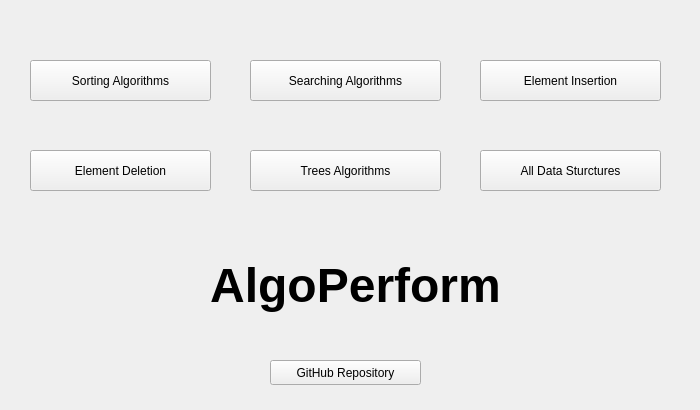
gaganyadav80/AlgoPerform, file mainwindow.ui: the form before one commit.
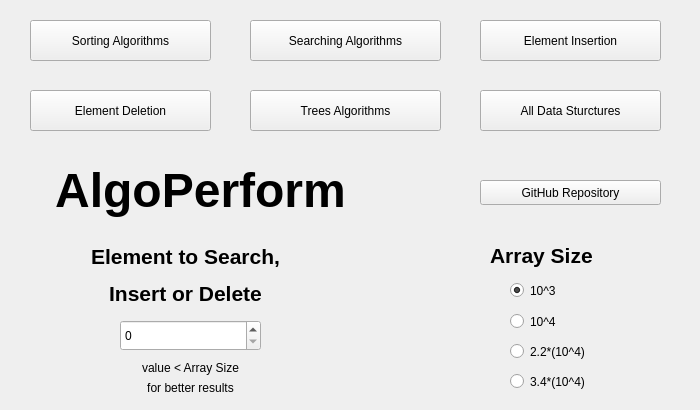
The form after the commit.

```diff
--- a/mainwindow.ui
+++ b/mainwindow.ui
@@ -18,7 +18,7 @@
     <property name="geometry">
      <rect>
       <x>30</x>
-      <y>60</y>
+      <y>20</y>
       <width>181</width>
       <height>41</height>
      </rect>
@@ -31,7 +31,7 @@
     <property name="geometry">
      <rect>
       <x>250</x>
-      <y>60</y>
+      <y>20</y>
       <width>191</width>
       <height>41</height>
      </rect>
@@ -44,7 +44,7 @@
     <property name="geometry">
      <rect>
       <x>480</x>
-      <y>60</y>
+      <y>20</y>
       <width>181</width>
       <height>41</height>
      </rect>
@@ -57,7 +57,7 @@
     <property name="geometry">
      <rect>
       <x>30</x>
-      <y>150</y>
+      <y>90</y>
       <width>181</width>
       <height>41</height>
      </rect>
@@ -70,7 +70,7 @@
     <property name="geometry">
      <rect>
       <x>250</x>
-      <y>150</y>
+      <y>90</y>
       <width>191</width>
       <height>41</height>
      </rect>
@@ -83,7 +83,7 @@
     <property name="geometry">
      <rect>
       <x>480</x>
-      <y>150</y>
+      <y>90</y>
       <width>181</width>
       <height>41</height>
      </rect>
@@ -95,10 +95,10 @@
    <widget class="QLabel" name="Branding">
     <property name="geometry">
      <rect>
-      <x>150</x>
-      <y>220</y>
-      <width>411</width>
-      <height>131</height>
+      <x>30</x>
+      <y>160</y>
+      <width>341</width>
+      <height>61</height>
      </rect>
     </property>
     <property name="autoFillBackground">
@@ -111,9 +111,9 @@
    <widget class="QPushButton" name="githubButton">
     <property name="geometry">
      <rect>
-      <x>270</x>
-      <y>360</y>
-      <width>151</width>
+      <x>480</x>
+      <y>180</y>
+      <width>181</width>
       <height>25</height>
      </rect>
     </property>
@@ -121,6 +121,126 @@
      <string>GitHub Repository</string>
     </property>
    </widget>
+   <widget class="QRadioButton" name="radio22_10_4">
+    <property name="geometry">
+     <rect>
+      <x>510</x>
+      <y>340</y>
+      <width>111</width>
+      <height>23</height>
+     </rect>
+    </property>
+    <property name="text">
+     <string>2.2*(10^4)</string>
+    </property>
+   </widget>
+   <widget class="QLabel" name="sizeLabel">
+    <property name="geometry">
+     <rect>
+      <x>490</x>
+      <y>240</y>
+      <width>151</width>
+      <height>31</height>
+     </rect>
+    </property>
+    <property name="text">
+     <string>&lt;html&gt;&lt;head/&gt;&lt;body&gt;&lt;p&gt;&lt;span style=&quot; font-size:16pt; font-weight:600;&quot;&gt;Array Size&lt;/span&gt;&lt;/p&gt;&lt;/body&gt;&lt;/html&gt;</string>
+    </property>
+   </widget>
+   <widget class="QRadioButton" name="radio34_10_4">
+    <property name="geometry">
+     <rect>
+      <x>510</x>
+      <y>370</y>
+      <width>111</width>
+      <height>23</height>
+     </rect>
+    </property>
+    <property name="text">
+     <string>3.4*(10^4)</string>
+    </property>
+   </widget>
+   <widget class="QRadioButton" name="radio10_4">
+    <property name="geometry">
+     <rect>
+      <x>510</x>
+      <y>310</y>
+      <width>111</width>
+      <height>23</height>
+     </rect>
+    </property>
+    <property name="text">
+     <string>10^4</string>
+    </property>
+   </widget>
+   <widget class="QRadioButton" name="radio10_3">
+    <property name="geometry">
+     <rect>
+      <x>510</x>
+      <y>280</y>
+      <width>111</width>
+      <height>21</height>
+     </rect>
+    </property>
+    <property name="text">
+     <string>10^3</string>
+    </property>
+    <property name="checked">
+     <bool>true</bool>
+    </property>
+   </widget>
+   <widget class="QLabel" name="sizeLabel_2">
+    <property name="geometry">
+     <rect>
+      <x>30</x>
+      <y>240</y>
+      <width>311</width>
+      <height>71</height>
+     </rect>
+    </property>
+    <property name="text">
+     <string>&lt;html&gt;&lt;head/&gt;&lt;body&gt;&lt;p align=&quot;center&quot;&gt;&lt;span style=&quot; font-size:16pt; font-weight:600;&quot;&gt;Element to Search,&lt;/span&gt;&lt;/p&gt;&lt;p align=&quot;center&quot;&gt;&lt;span style=&quot; font-size:16pt; font-weight:600;&quot;&gt;Insert or Delete&lt;/span&gt;&lt;/p&gt;&lt;/body&gt;&lt;/html&gt;</string>
+    </property>
+   </widget>
+   <widget class="QSpinBox" name="spinBox">
+    <property name="geometry">
+     <rect>
+      <x>120</x>
+      <y>320</y>
+      <width>141</width>
+      <height>31</height>
+     </rect>
+    </property>
+    <property name="maximum">
+     <number>34000</number>
+    </property>
+   </widget>
+   <widget class="QLabel" name="label">
+    <property name="geometry">
+     <rect>
+      <x>110</x>
+      <y>360</y>
+      <width>161</width>
+      <height>16</height>
+     </rect>
+    </property>
+    <property name="text">
+     <string>&lt;html&gt;&lt;head/&gt;&lt;body&gt;&lt;p align=&quot;center&quot;&gt;value &amp;lt; Array Size&lt;/p&gt;&lt;/body&gt;&lt;/html&gt;</string>
+    </property>
+   </widget>
+   <widget class="QLabel" name="label_2">
+    <property name="geometry">
+     <rect>
+      <x>110</x>
+      <y>380</y>
+      <width>161</width>
+      <height>16</height>
+     </rect>
+    </property>
+    <property name="text">
+     <string>&lt;html&gt;&lt;head/&gt;&lt;body&gt;&lt;p align=&quot;center&quot;&gt;for better results&lt;/p&gt;&lt;/body&gt;&lt;/html&gt;</string>
+    </property>
+   </widget>
   </widget>
  </widget>
  <resources/>
```
Left out of the diff: 4 changed lines with no effect on the pictures.
